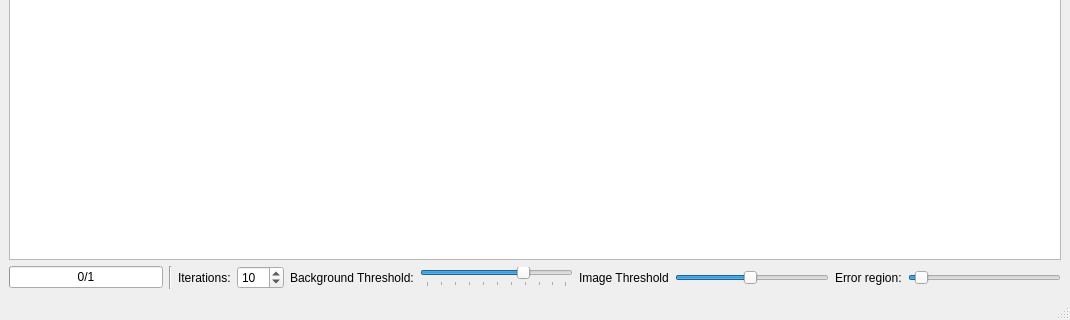
Old version of the form src/qt/main.ui in the repository pablogalaviz/CellEye; both pictures show x 0 to 1070 and y 432 to 752 of the 1070 by 752 pixel window.
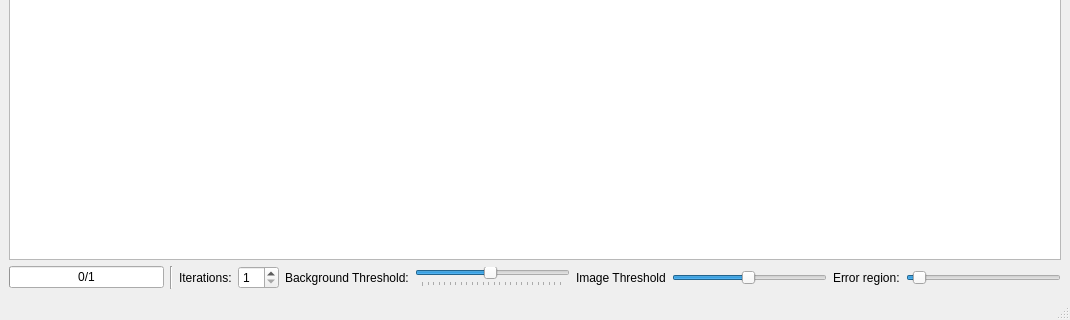
New version of the form. Icons and pictures are not drawn.

```diff
--- a/src/qt/main.ui
+++ b/src/qt/main.ui
@@ -211,10 +211,10 @@
          <number>1</number>
         </property>
         <property name="maximum">
-         <number>100</number>
+         <number>20</number>
         </property>
         <property name="value">
-         <number>10</number>
+         <number>1</number>
         </property>
        </widget>
       </item>
@@ -231,10 +231,10 @@
          <number>1</number>
         </property>
         <property name="maximum">
-         <number>100</number>
+         <number>255</number>
         </property>
         <property name="value">
-         <number>70</number>
+         <number>125</number>
         </property>
         <property name="orientation">
          <enum>Qt::Horizontal</enum>
```
Left out of the diff: 6 changed lines with no effect on the pictures.
